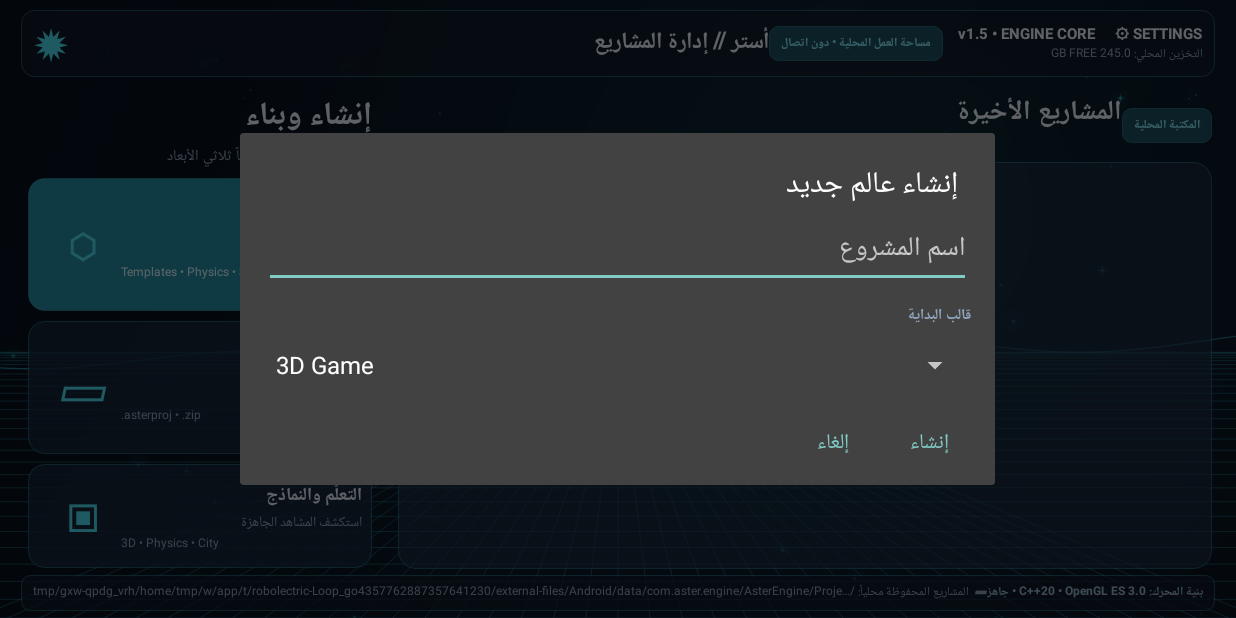
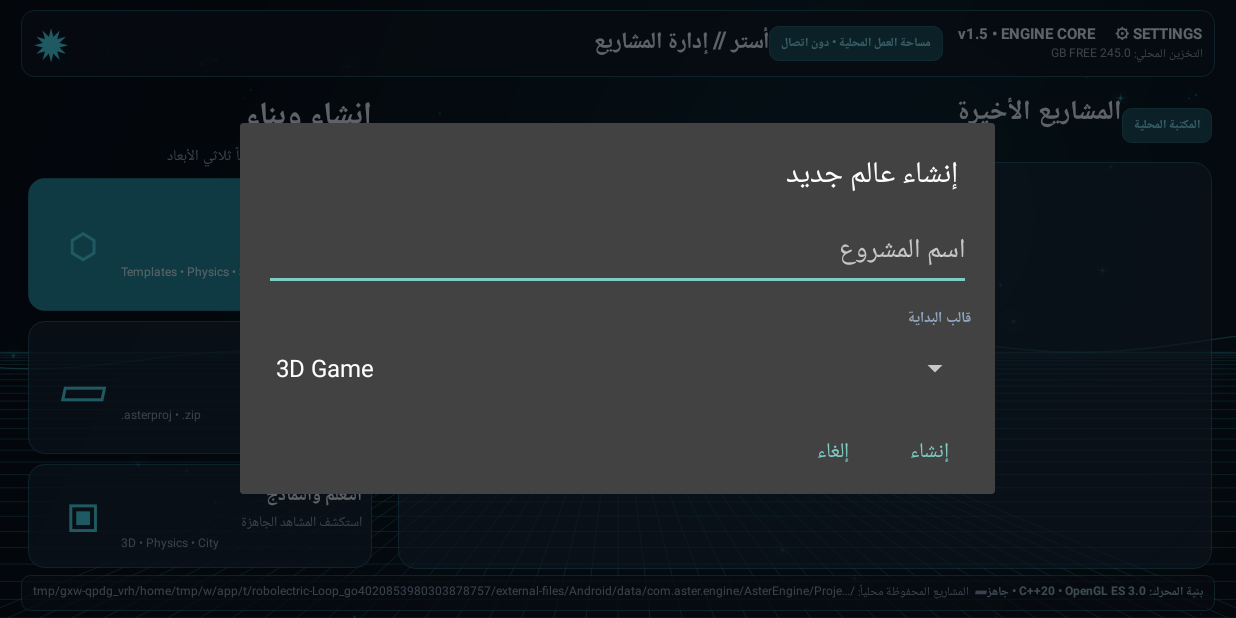
Before and after one commit to oo9ee9-cpu/ai-assistant-app, an Android app: the screen it shows after launch (ProjectHubActivity), after a tap on an icon or button, on a phone screen of 824 x 412 dp (held sideways). Run offline under Robolectric (Android 15) with nearby library versions, the phone set to English and light mode, and no system bars.

Commit message:
Harden project name dialog and handle creation errors

```diff
--- a/app/src/main/java/com/aster/engine/ProjectHubActivity.kt
+++ b/app/src/main/java/com/aster/engine/ProjectHubActivity.kt
@@ -97,11 +97,36 @@ class ProjectHubActivity:Activity(){
   row.addView(txt("بنية المحرك: C++20 • OpenGL ES 3.0 • جاهز",8,true).apply{setTextColor(0xFF9AB9CE.toInt())});return row
  }
  private fun newProject(){
-  val box=LinearLayout(this).apply{orientation=1;setPadding(dp(16),0,dp(16),0)}
-  val name=EditText(this).apply{hint="اسم المشروع";setSingleLine()}
+  val box=LinearLayout(this).apply{orientation=1;setPadding(dp(16),dp(8),dp(16),dp(4))}
+  val name=EditText(this).apply{
+   hint="اسم المشروع"
+   inputType=android.text.InputType.TYPE_CLASS_TEXT or android.text.InputType.TYPE_TEXT_FLAG_CAP_SENTENCES
+   imeOptions=android.view.inputmethod.EditorInfo.IME_ACTION_DONE
+   setSingleLine(true)
+   textDirection=View.TEXT_DIRECTION_FIRST_STRONG
+   setTextDirection(View.TEXT_DIRECTION_FIRST_STRONG)
+   maxLines=1
+  }
   val type=Spinner(this).apply{adapter=ArrayAdapter(this@ProjectHubActivity,android.R.layout.simple_spinner_dropdown_item,listOf("3D Game","Physics Sandbox","Empty Scene","Mobile Game"))}
-  box.addView(name);box.addView(txt("قالب البداية",10,true).apply{setTextColor(muted);setPadding(0,dp(10),0,0)});box.addView(type)
-  AlertDialog.Builder(this).setTitle("إنشاء عالم جديد").setView(box).setNegativeButton("إلغاء",null).setPositiveButton("إنشاء"){_,_->val n=name.text.toString().trim().ifBlank{"My First Project"};open(ProjectStore.create(this,n,type.selectedItem.toString()))}.show()
+  box.addView(name,LinearLayout.LayoutParams(-1,dp(52)))
+  box.addView(txt("قالب البداية",10,true).apply{setTextColor(muted);setPadding(0,dp(10),0,0)})
+  box.addView(type)
+  val dialog=AlertDialog.Builder(this).setTitle("إنشاء عالم جديد").setView(box)
+   .setNegativeButton("إلغاء",null).setPositiveButton("إنشاء",null).create()
+  dialog.setOnShowListener{
+   dialog.getButton(AlertDialog.BUTTON_POSITIVE).setOnClickListener{
+    val projectName=name.text?.toString().orEmpty().trim()
+    if(projectName.isBlank()){name.error="اكتب اسم المشروع";name.requestFocus();return@setOnClickListener}
+    try{
+     val id=ProjectStore.create(this,projectName,type.selectedItem?.toString().orEmpty())
+     dialog.dismiss()
+     open(id)
+    }catch(error:Exception){
+     Toast.makeText(this,"تعذر إنشاء المشروع: ${error.localizedMessage?: "خطأ غير معروف"}",Toast.LENGTH_LONG).show()
+    }
+   }
+  }
+  dialog.show()
  }
  private fun importProject(){startActivityForResult(Intent(Intent.ACTION_OPEN_DOCUMENT).apply{addCategory(Intent.CATEGORY_OPENABLE);type="*/*"},pick)}
  @Deprecated("Use Activity Result API")
```
